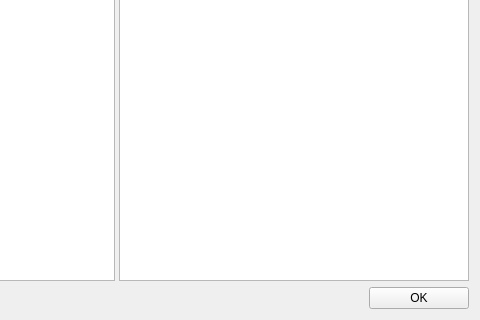
Qt form lupv/Resources/ui/student_window.ui (azzamsa/lupv) before a commit; both pictures show x 552 to 1032 and y 451 to 771 of the 1032 by 771 pixel window.
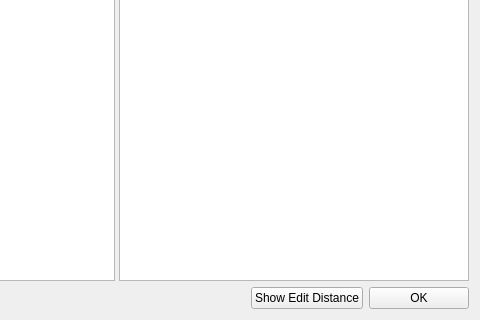
The same form after that commit.

Patch:
```diff
--- a/lupv/Resources/ui/student_window.ui
+++ b/lupv/Resources/ui/student_window.ui
@@ -29,6 +29,13 @@
        </property>
       </spacer>
      </item>
+     <item>
+      <widget class="QPushButton" name="show_ed_btn">
+       <property name="text">
+        <string>Show Edit Distance</string>
+       </property>
+      </widget>
+     </item>
      <item>
       <widget class="QPushButton" name="close_btn">
        <property name="minimumSize">
```
